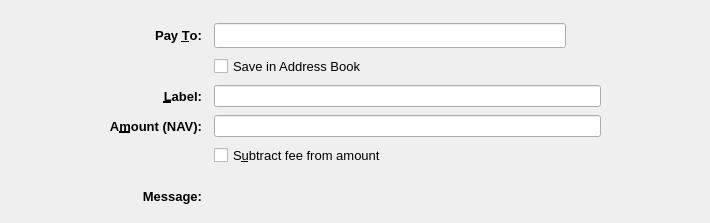
SwissCoin-Classic/SwissCoin-Classic, file src/qt/forms/sendcoinsentry.ui: the form before one commit.
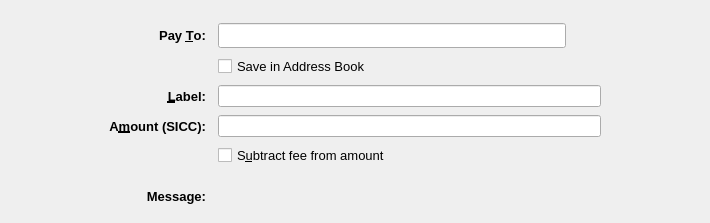
The form after the commit. Icons and pictures are not drawn. Custom widgets are drawn as their Qt base class.

Diff of the .ui file:
```diff
--- a/src/qt/forms/sendcoinsentry.ui
+++ b/src/qt/forms/sendcoinsentry.ui
@@ -290,7 +290,7 @@
        </font>
       </property>
       <property name="text">
-       <string>A&amp;mount (NAV):</string>
+       <string>A&amp;mount (SICC):</string>
       </property>
       <property name="alignment">
        <set>Qt::AlignRight|Qt::AlignTrailing|Qt::AlignVCenter</set>
```
